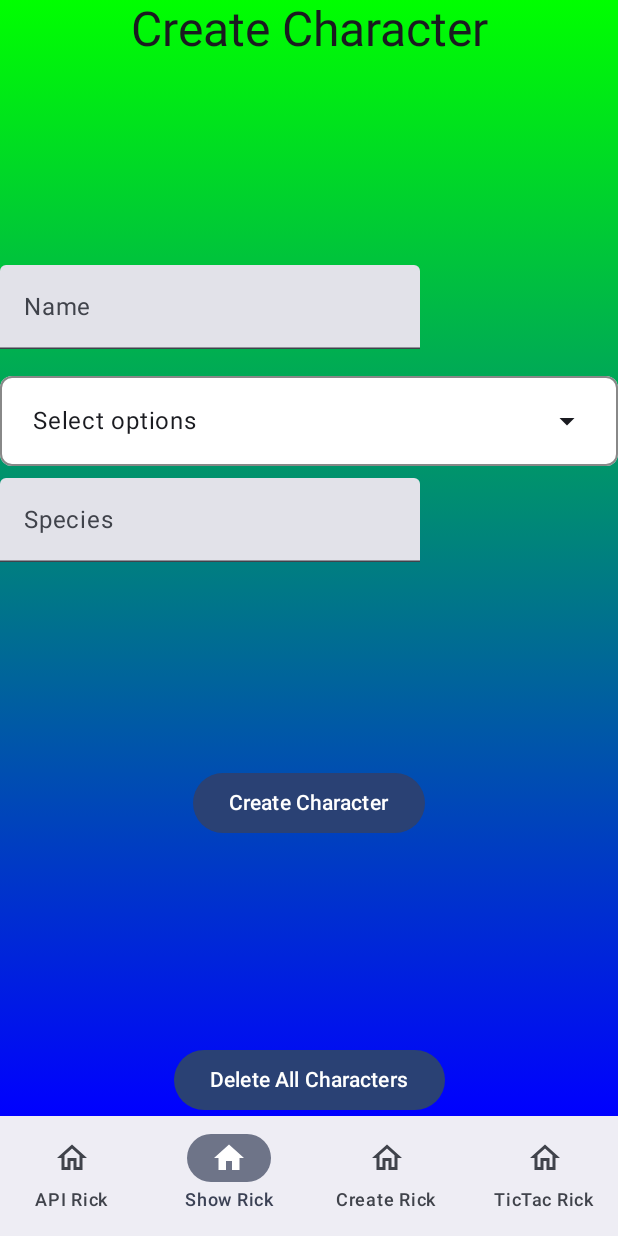
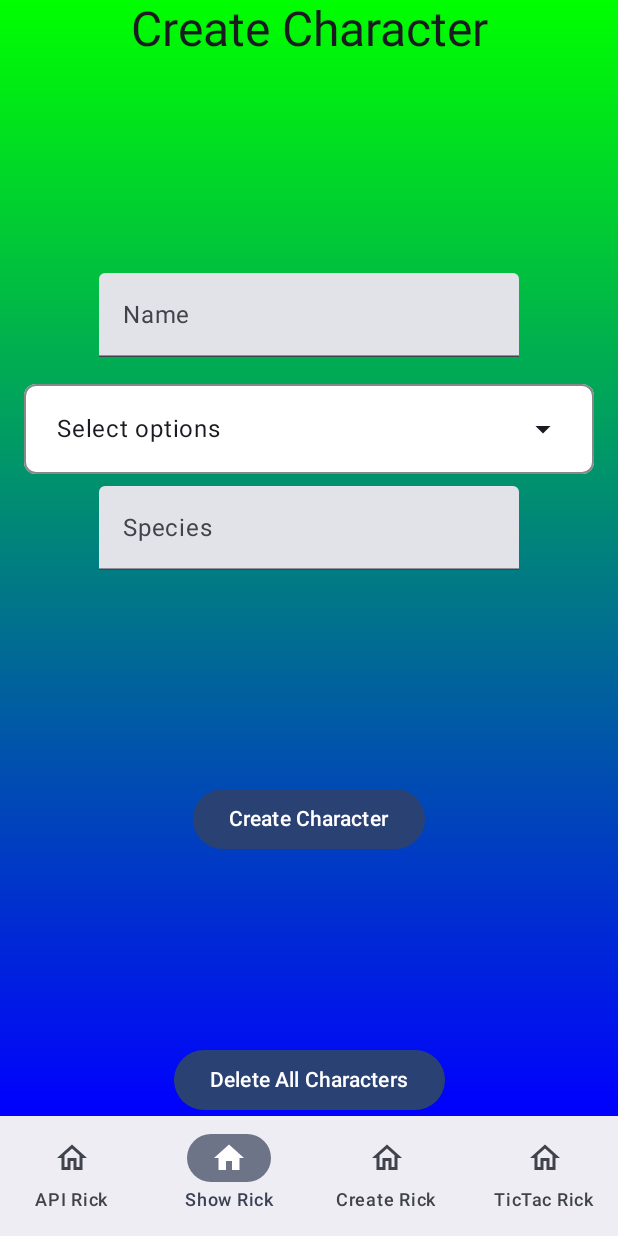
Before and after one commit to AndiCoding/RickAndMortyExam, an Android app built with Jetpack Compose: the CreateRickScreen screen opened through its navigation route, on a phone screen of 412 x 824 dp. Run offline under Robolectric (Android 15) with nearby library versions, the phone set to English and light mode, and no system bars; our stand-ins replace Room's generated code; 4 statements that could not run were skipped.

Commit message:
screen 3 fix

```diff
--- a/app/src/main/java/com/example/rickandmortyexam/screens/create_rick/CreateRickScreen.kt
+++ b/app/src/main/java/com/example/rickandmortyexam/screens/create_rick/CreateRickScreen.kt
@@ -59,11 +59,17 @@ fun CreateRickScreen(createRickViewModel: CreateRickViewModel) {
     )
     {
         Text("Create Character", style = Typography.headlineLarge)
-        Column {
+        Column(
+            modifier = Modifier
+                .fillMaxWidth()
+                .padding(16.dp),
+            horizontalAlignment = Alignment.CenterHorizontally
+        ){
             TextField(
                 value = createdCharacterScreen.name,
                 onValueChange = { createRickViewModel.updateCharacterField("name", it) },
                 label = { Text("Name") }
+
             )
             Spacer(modifier = Modifier.height(8.dp))
             Row {
@@ -79,6 +85,7 @@ fun CreateRickScreen(createRickViewModel: CreateRickViewModel) {
                             "Unknown" -> createRickViewModel.updateCharacterField("status", "Unknown")
 
                         }
+
                     }
                 )
             }
```
